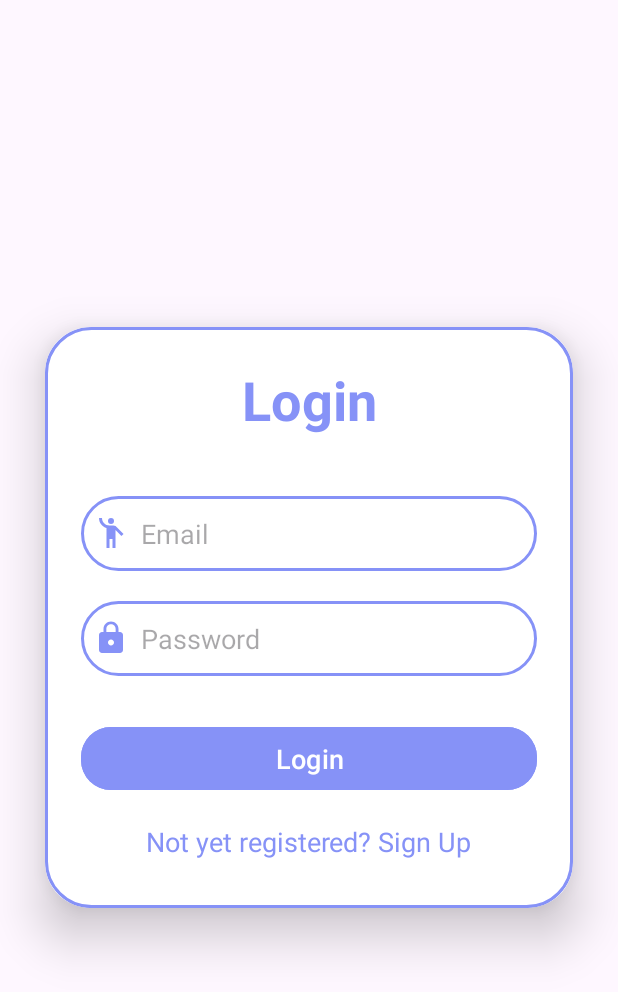
After one commit to Vidssk/Team8, an Android app: the LoginActivity screen opened directly, with no data from a screen before it, on a phone screen of 412 x 824 dp. The commit adds this screen. Shown: the top 992 px of the screen. Run offline under Robolectric (Android 15) with nearby library versions, the phone set to English and light mode, and no system bars; our stand-ins replace Firebase (no records; nobody signed in at launch, a user with empty details on screens opened directly).

Commit message:
Base Login Page Completed (Firebase)

```diff
--- a/AeroNavMobile2/app/build.gradle.kts
+++ b/AeroNavMobile2/app/build.gradle.kts
@@ -1,5 +1,6 @@
 plugins {
     alias(libs.plugins.androidApplication)
+    id("com.google.gms.google-services")
 }
 
 android {
@@ -34,6 +35,7 @@ dependencies {
     implementation(libs.material)
     implementation(libs.activity)
     implementation(libs.constraintlayout)
+    implementation(libs.firebase.auth)
     testImplementation(libs.junit)
     androidTestImplementation(libs.ext.junit)
     androidTestImplementation(libs.espresso.core)
--- /dev/null
+++ b/AeroNavMobile2/app/src/main/java/com/example/aeronavmobile/LoginActivity.java
@@ -0,0 +1,87 @@
+package com.example.aeronavmobile;
+
+import android.content.Intent;
+import android.os.Bundle;
+import android.util.Patterns;
+import android.view.View;
+import android.widget.Toast;
+
+import androidx.activity.EdgeToEdge;
+import androidx.annotation.NonNull;
+import androidx.appcompat.app.AppCompatActivity;
+import androidx.core.graphics.Insets;
+import androidx.core.view.ViewCompat;
+import androidx.core.view.WindowInsetsCompat;
+
+import com.google.android.gms.tasks.OnFailureListener;
+import com.google.android.gms.tasks.OnSuccessListener;
+import com.google.firebase.auth.AuthResult;
+import com.google.firebase.auth.FirebaseAuth;
+
+import android.widget.EditText;
+import android.widget.TextView;
+import android.widget.Button;
+public class LoginActivity extends AppCompatActivity {
+
+    private FirebaseAuth auth;
+    private EditText loginEmail, loginPassword;
+    private TextView signupRedirectText;
+    private Button loginButton;
+    @Override
+    protected void onCreate(Bundle savedInstanceState) {
+        super.onCreate(savedInstanceState);
+        EdgeToEdge.enable(this);
+        setContentView(R.layout.activity_login);
+        ViewCompat.setOnApplyWindowInsetsListener(findViewById(R.id.main), (v, insets) -> {
+            Insets systemBars = insets.getInsets(WindowInsetsCompat.Type.systemBars());
+            v.setPadding(systemBars.left, systemBars.top, systemBars.right, systemBars.bottom);
+            return insets;
+        });
+        auth = FirebaseAuth.getInstance();
+        loginEmail  = findViewById(R.id.login_email);
+        loginPassword = findViewById(R.id.login_password);
+        loginButton = findViewById(R.id.login_button);
+        signupRedirectText = findViewById(R.id.loginRedirectText);
+
+        loginButton.setOnClickListener(new View.OnClickListener() {
+            @Override
+            public void onClick(View view) {
+                String email = loginEmail.getText().toString();
+                String pass = loginPassword.getText().toString();
+
+                if (!email.isEmpty() && Patterns.EMAIL_ADDRESS.matcher(email).matches()) {
+                    if(!pass.isEmpty()) {
+                        auth.signInWithEmailAndPassword(email, pass)
+                                .addOnSuccessListener(new OnSuccessListener<AuthResult>() {
+                                    @Override
+                                    public void onSuccess(AuthResult authResult) {
+                                        Toast.makeText(LoginActivity.this, "Login Successful", Toast.LENGTH_SHORT).show();
+                                        startActivity(new Intent(LoginActivity.this, MainActivity.class));
+                                        finish();
+                                    }
+                                }).addOnFailureListener(new OnFailureListener() {
+                                    @Override
+                                    public void onFailure(@NonNull Exception e) {
+                                        Toast.makeText(LoginActivity.this, "Login Failed", Toast.LENGTH_SHORT).show();
+                                    }
+                                });
+                    } else {
+                        loginPassword.setError("Password cannot be empty");
+                    }
+                } else if(email.isEmpty()) {
+                    loginEmail.setError("Email cannot be empty");
+                } else {
+                    loginEmail.setError("Please enter a valid email");
+                }
+            }
+        });
+        signupRedirectText.setOnClickListener(new View.OnClickListener() {
+            @Override
+            public void onClick(View v) {
+                startActivity(new Intent(LoginActivity.this, SignUpActivity.class));
+                // Define the behavior when signupRedirectText is clicked
+                // For example, you can start a new activity here
+            }
+        });
+    }
+}
--- /dev/null
+++ b/AeroNavMobile2/app/src/main/res/drawable/baseline_emoji_people_24.xml
@@ -0,0 +1,7 @@
+<vector xmlns:android="http://schemas.android.com/apk/res/android" android:height="24dp" android:tint="#8692f7" android:viewportHeight="24" android:viewportWidth="24" android:width="24dp">
+
+    <path android:fillColor="@android:color/white" android:pathData="M12,4m-2,0a2,2 0,1 1,4 0a2,2 0,1 1,-4 0"/>
+
+    <path android:fillColor="@android:color/white" android:pathData="M15.89,8.11C15.5,7.72 14.83,7 13.53,7c-0.21,0 -1.42,0 -2.54,0C8.24,6.99 6,4.75 6,2H4c0,3.16 2.11,5.84 5,6.71V22h2v-6h2v6h2V10.05L18.95,14l1.41,-1.41L15.89,8.11z"/>
+
+</vector>
--- /dev/null
+++ b/AeroNavMobile2/app/src/main/res/drawable/baseline_lock_24.xml
@@ -0,0 +1,5 @@
+<vector xmlns:android="http://schemas.android.com/apk/res/android" android:height="24dp" android:tint="#8692f7" android:viewportHeight="24" android:viewportWidth="24" android:width="24dp">
+
+    <path android:fillColor="@android:color/white" android:pathData="M18,8h-1L17,6c0,-2.76 -2.24,-5 -5,-5S7,3.24 7,6v2L6,8c-1.1,0 -2,0.9 -2,2v10c0,1.1 0.9,2 2,2h12c1.1,0 2,-0.9 2,-2L20,10c0,-1.1 -0.9,-2 -2,-2zM12,17c-1.1,0 -2,-0.9 -2,-2s0.9,-2 2,-2 2,0.9 2,2 -0.9,2 -2,2zM15.1,8L8.9,8L8.9,6c0,-1.71 1.39,-3.1 3.1,-3.1 1.71,0 3.1,1.39 3.1,3.1v2z"/>
+
+</vector>
--- /dev/null
+++ b/AeroNavMobile2/app/src/main/res/drawable/custom_edittext.xml
@@ -0,0 +1,12 @@
+<?xml version="1.0" encoding="utf-8"?>
+<shape xmlns:android="http://schemas.android.com/apk/res/android"
+        android:shape="rectangle">
+    <stroke
+        android:width="2dp"
+        android:color="@color/lavender"
+        />
+    <corners
+        android:radius="30dp"
+        />
+
+</shape>
--- /dev/null
+++ b/AeroNavMobile2/app/src/main/res/layout/activity_login.xml
@@ -0,0 +1,81 @@
+<?xml version="1.0" encoding="utf-8"?>
+<LinearLayout
+    xmlns:android="http://schemas.android.com/apk/res/android"
+    xmlns:app="http://schemas.android.com/apk/res-auto"
+    xmlns:tools="http://schemas.android.com/tools"
+    android:id="@+id/main"
+    android:orientation="vertical"
+    android:gravity="center"
+    android:layout_width="match_parent"
+    android:layout_height="match_parent"
+    tools:context=".LoginActivity">
+    <androidx.cardview.widget.CardView
+        android:layout_width="match_parent"
+        android:layout_height="wrap_content"
+        android:layout_margin="30dp"
+        app:cardCornerRadius="30dp"
+        app:cardElevation="20dp">
+        <LinearLayout
+            android:layout_width="match_parent"
+            android:layout_height="wrap_content"
+            android:orientation="vertical"
+            android:layout_gravity="center_horizontal"
+            android:padding="24dp"
+            android:background="@drawable/custom_edittext"
+            >
+            <TextView
+                android:layout_width="match_parent"
+                android:layout_height="wrap_content"
+                android:text="Login"
+                android:textSize="36sp"
+                android:textAlignment="center"
+                android:textStyle="bold"
+                android:textColor="@color/lavender"/>
+            <EditText
+                android:layout_width="match_parent"
+                android:layout_height="50dp"
+                android:id="@+id/login_email"
+                android:background="@drawable/custom_edittext"
+                android:layout_marginTop="40dp"
+                android:padding="8dp"
+                android:hint="Email"
+                android:drawableLeft="@drawable/baseline_emoji_people_24"
+                android:drawablePadding="8dp"
+                android:textColor="@color/black"
+                />
+            <EditText
+                android:layout_width="match_parent"
+                android:layout_height="50dp"
+                android:id="@+id/login_password"
+                android:background="@drawable/custom_edittext"
+                android:layout_marginTop="20dp"
+                android:padding="8dp"
+                android:hint="Password"
+                android:drawableLeft="@drawable/baseline_lock_24"
+                android:drawablePadding="8dp"
+                android:textColor="@color/black"
+                />
+            <Button
+                android:layout_width="match_parent"
+                android:layout_height="50dp"
+                android:text="Login"
+                android:id="@+id/login_button"
+                android:textSize="18sp"
+                android:layout_marginTop="30dp"
+                android:backgroundTint="@color/lavender"
+                app:cornerRadius= "20dp"
+                />
+            <TextView
+                android:layout_width="wrap_content"
+                android:layout_height="wrap_content"
+                android:id="@+id/loginRedirectText"
+                android:text="Not yet registered? Sign Up"
+                android:layout_gravity="center"
+                android:padding="8dp"
+                android:layout_marginTop="10dp"
+                android:textColor="@color/lavender"
+                android:textSize="18sp"
+            />
+        </LinearLayout>
+    </androidx.cardview.widget.CardView>
+</LinearLayout>
--- a/AeroNavMobile2/app/src/main/res/layout/activity_main.xml
+++ b/AeroNavMobile2/app/src/main/res/layout/activity_main.xml
@@ -5,17 +5,20 @@
     android:id="@+id/main"
     android:layout_width="match_parent"
     android:layout_height="match_parent"
+    android:background="#8525"
     tools:context=".MainActivity">
 
     <TextView
         android:layout_width="wrap_content"
         android:layout_height="wrap_content"
         android:text="AeroNav"
-        android:textSize="32sp"
+        android:background="#8525"
+        android:textSize="26sp"
         android:textStyle="bold"
         app:layout_constraintBottom_toBottomOf="parent"
         app:layout_constraintEnd_toEndOf="parent"
         app:layout_constraintStart_toStartOf="parent"
         app:layout_constraintTop_toTopOf="parent" />
 
+
 </androidx.constraintlayout.widget.ConstraintLayout>
--- a/AeroNavMobile2/app/src/main/res/values/colors.xml
+++ b/AeroNavMobile2/app/src/main/res/values/colors.xml
@@ -2,4 +2,5 @@
 <resources>
     <color name="black">#FF000000</color>
     <color name="white">#FFFFFFFF</color>
+    <color name="lavender">#8692f7</color>
 </resources>
--- a/AeroNavMobile2/build.gradle.kts
+++ b/AeroNavMobile2/build.gradle.kts
@@ -1,3 +1,8 @@
+buildscript {
+    dependencies {
+        classpath(libs.google.services)
+    }
+}
 // Top-level build file where you can add configuration options common to all sub-projects/modules.
 plugins {
     alias(libs.plugins.androidApplication) apply false
--- a/AeroNavMobile2/gradle/libs.versions.toml
+++ b/AeroNavMobile2/gradle/libs.versions.toml
@@ -7,6 +7,8 @@ appcompat = "1.6.1"
 material = "1.11.0"
 activity = "1.8.0"
 constraintlayout = "2.1.4"
+googleServices = "4.4.1"
+firebaseAuth = "22.3.1"
 
 [libraries]
 junit = { group = "junit", name = "junit", version.ref = "junit" }
@@ -16,6 +18,8 @@ appcompat = { group = "androidx.appcompat", name = "appcompat", version.ref = "a
 material = { group = "com.google.android.material", name = "material", version.ref = "material" }
 activity = { group = "androidx.activity", name = "activity", version.ref = "activity" }
 constraintlayout = { group = "androidx.constraintlayout", name = "constraintlayout", version.ref = "constraintlayout" }
+google-services = { group = "com.google.gms", name = "google-services", version.ref = "googleServices" }
+firebase-auth = { group = "com.google.firebase", name = "firebase-auth", version.ref = "firebaseAuth" }
 
 [plugins]
 androidApplication = { id = "com.android.application", version.ref = "agp" }
```
Also changed, not shown: AeroNavMobile2/app/src/main/AndroidManifest.xml (+14 -1 lines), AeroNavMobile2/app/src/main/java/com/example/aeronavmobile/SignUpActivity.java (added, +78 -0 lines), AeroNavMobile2/app/src/main/res/layout/activity_sign_up.xml (added, +81 -0 lines), 3 other files.
